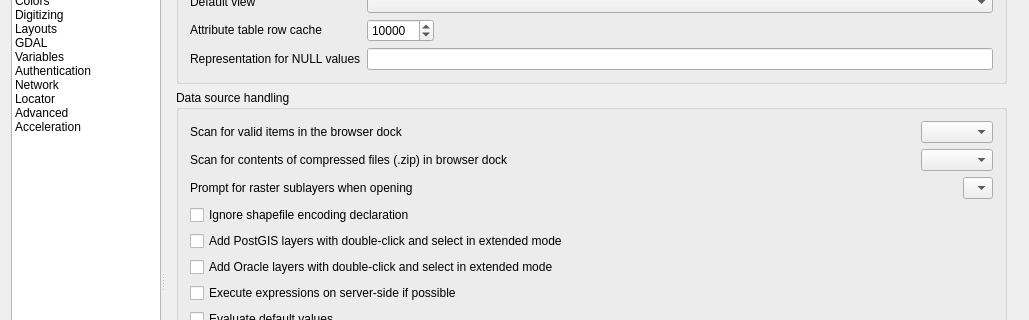
Qt form src/ui/qgsoptionsbase.ui (qgis/QGIS) before a commit; both pictures show x 0 to 1029 and y 144 to 464 of the 1029 by 878 pixel window.
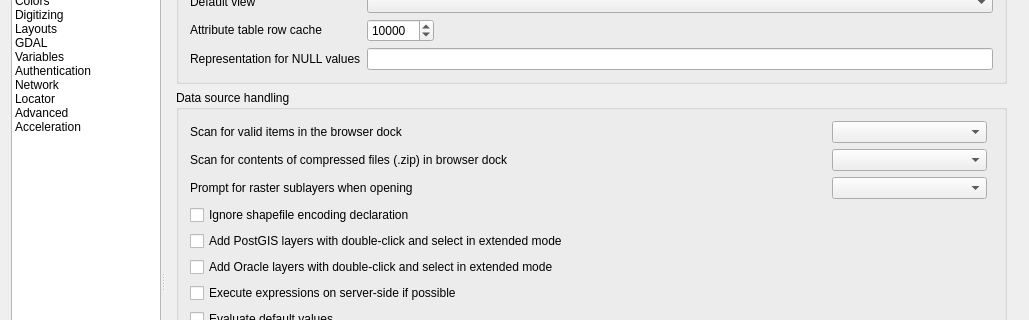
The same form after that commit. The open tabs and pages were chosen to show the change. Icons and pictures are not drawn. Custom widgets are drawn as their Qt base class.

Commit message: Fix some hidpi layout issues in options dialog

Diff of the .ui file:
```diff
--- a/src/ui/qgsoptionsbase.ui
+++ b/src/ui/qgsoptionsbase.ui
@@ -1912,68 +1912,18 @@
                  <property name="title">
                   <string>Data source handling</string>
                  </property>
-                 <layout class="QVBoxLayout" name="verticalLayout_24">
-                  <item>
-                   <layout class="QHBoxLayout" name="horizontalLayout_14">
-                    <item>
-                     <widget class="QLabel" name="label_30">
-                      <property name="text">
-                       <string>Scan for valid items in the browser dock</string>
-                      </property>
-                     </widget>
-                    </item>
-                    <item>
-                     <spacer name="horizontalSpacer_12">
-                      <property name="orientation">
-                       <enum>Qt::Horizontal</enum>
-                      </property>
-                      <property name="sizeHint" stdset="0">
-                       <size>
-                        <width>40</width>
-                        <height>20</height>
-                       </size>
-                      </property>
-                     </spacer>
-                    </item>
-                    <item>
+                 <layout class="QGridLayout" name="gridLayout_23" columnstretch="0,2,1,0">
+                  <item row="0" column="2">
                      <widget class="QComboBox" name="cmbScanItemsInBrowser"/>
                     </item>
-                   </layout>
-                  </item>
-                  <item>
-                   <layout class="QHBoxLayout" name="horizontalLayout_13">
-                    <item>
+                  <item row="1" column="0">
                      <widget class="QLabel" name="label_29">
                       <property name="text">
                        <string>Scan for contents of compressed files (.zip) in browser dock</string>
                       </property>
                      </widget>
                     </item>
-                    <item>
-                     <spacer name="horizontalSpacer_11">
-                      <property name="orientation">
-                       <enum>Qt::Horizontal</enum>
-                      </property>
-                      <property name="sizeHint" stdset="0">
-                       <size>
-                        <width>40</width>
-                        <height>20</height>
-                       </size>
-                      </property>
-                     </spacer>
-                    </item>
-                    <item>
-                     <widget class="QComboBox" name="cmbScanZipInBrowser">
-                      <property name="currentIndex">
-                       <number>-1</number>
-                      </property>
-                     </widget>
-                    </item>
-                   </layout>
-                  </item>
-                  <item>
-                   <layout class="QHBoxLayout" name="horizontalLayout_12">
-                    <item>
+                  <item row="2" column="0">
                      <widget class="QLabel" name="textLabel1_13">
                       <property name="sizePolicy">
                        <sizepolicy hsizetype="Fixed" vsizetype="Fixed">
@@ -1986,31 +1936,14 @@
                       </property>
                      </widget>
                     </item>
-                    <item>
-                     <spacer name="horizontalSpacer_10">
-                      <property name="orientation">
-                       <enum>Qt::Horizontal</enum>
-                      </property>
-                      <property name="sizeHint" stdset="0">
-                       <size>
-                        <width>40</width>
-                        <height>20</height>
-                       </size>
-                      </property>
-                     </spacer>
-                    </item>
-                    <item>
-                     <widget class="QComboBox" name="cmbPromptRasterSublayers">
-                      <item>
+                  <item row="6" column="0" colspan="4">
+                   <widget class="QCheckBox" name="cbxCompileExpressions">
                        <property name="text">
-                        <string/>
-                       </property>
-                      </item>
-                     </widget>
-                    </item>
-                   </layout>
-                  </item>
-                  <item>
+                     <string>Execute expressions on server-side if possible</string>
+                    </property>
+                   </widget>
+                  </item>
+                  <item row="3" column="0" colspan="4">
                    <widget class="QCheckBox" name="cbxIgnoreShapeEncoding">
                     <property name="toolTip">
                      <string>Disable OGR on-the-fly conversion from declared encoding to UTF-8</string>
@@ -2020,28 +1953,28 @@
                     </property>
                    </widget>
                   </item>
-                  <item>
+                  <item row="4" column="0" colspan="4">
                    <widget class="QCheckBox" name="cbxAddPostgisDC">
                     <property name="text">
                      <string>Add PostGIS layers with double-click and select in extended mode</string>
                     </property>
                    </widget>
                   </item>
-                  <item>
+                  <item row="5" column="0" colspan="4">
                    <widget class="QCheckBox" name="cbxAddOracleDC">
                     <property name="text">
                      <string>Add Oracle layers with double-click and select in extended mode</string>
                     </property>
                    </widget>
                   </item>
-                  <item>
-                   <widget class="QCheckBox" name="cbxCompileExpressions">
-                    <property name="text">
-                     <string>Execute expressions on server-side if possible</string>
+                  <item row="1" column="2">
+                   <widget class="QComboBox" name="cmbScanZipInBrowser">
+                    <property name="currentIndex">
+                     <number>-1</number>
                     </property>
                    </widget>
                   </item>
-                  <item>
+                  <item row="7" column="0" colspan="4">
                    <widget class="QCheckBox" name="cbxEvaluateDefaultValues">
                     <property name="toolTip">
                      <string>&lt;html&gt;&lt;head/&gt;&lt;body&gt;&lt;p&gt;When digitizing a new feature, default values are retrieved from the database. With this option turned on, the default values will be evaluated at the time of digitizing. With this option turned off, the default values will be evaluated at the time of saving.&lt;/p&gt;&lt;/body&gt;&lt;/html&gt;</string>
@@ -2051,6 +1984,35 @@
                     </property>
                    </widget>
                   </item>
+                  <item row="2" column="2">
+                   <widget class="QComboBox" name="cmbPromptRasterSublayers">
+                    <item>
+                     <property name="text">
+                      <string/>
+                     </property>
+                    </item>
+                   </widget>
+                  </item>
+                  <item row="0" column="0">
+                   <widget class="QLabel" name="label_30">
+                    <property name="text">
+                     <string>Scan for valid items in the browser dock</string>
+                    </property>
+                   </widget>
+                  </item>
+                  <item row="1" column="1">
+                   <spacer name="horizontalSpacer_3">
+                    <property name="orientation">
+                     <enum>Qt::Horizontal</enum>
+                    </property>
+                    <property name="sizeHint" stdset="0">
+                     <size>
+                      <width>40</width>
+                      <height>20</height>
+                     </size>
+                    </property>
+                   </spacer>
+                  </item>
                  </layout>
                 </widget>
                </item>
@@ -4203,7 +4165,14 @@
                    </widget>
                   </item>
                   <item row="5" column="2">
-                   <widget class="QgsColorButton" name="mSnappingMarkerColorButton"/>
+                   <widget class="QgsColorButton" name="mSnappingMarkerColorButton">
+                    <property name="minimumSize">
+                     <size>
+                      <width>120</width>
+                      <height>0</height>
+                     </size>
+                    </property>
+                   </widget>
                   </item>
                   <item row="6" column="0" colspan="4">
                    <widget class="QCheckBox" name="mSnappingTooltipsCheckbox">
```
Lines whose indentation alone changed are shown as unchanged.
